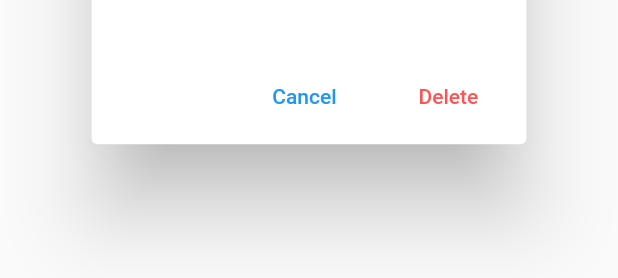
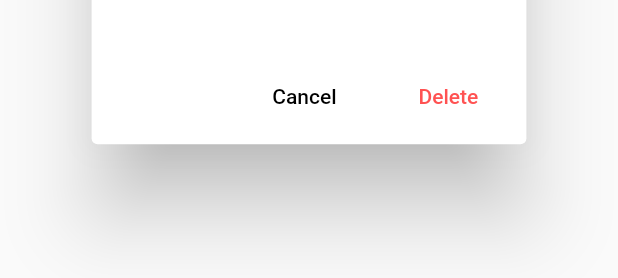
Before and after one commit to Maciejfiedler/Material-Tasks, a Flutter app: the DeleteAll widget shown alone on an empty page, opened directly, on a phone screen of 412 x 824 dp. Shown: the part 632-910 px from the top of the screen. Run offline on Flutter 3.47's test engine with Material 2 defaults, Android fonts, the phone set to English and light mode, and no system bars; our stand-ins replace sqflite; accounts and stored records are empty.

```diff
--- a/lib/pages/dialogs/delete_all_dialogs.dart
+++ b/lib/pages/dialogs/delete_all_dialogs.dart
@@ -2,7 +2,6 @@
 import 'package:Tasks/utils/database/database.dart';
 import 'package:Tasks/utils/model/task.dart';
 import 'package:flutter/material.dart';
-import 'package:shared_preferences/shared_preferences.dart';
 
 // Page
 import 'package:Tasks/pages/home_screen.dart';
@@ -47,12 +46,8 @@ class _DeleteAllState extends State<DeleteAll> {
                     ? Colors.white
                     : Colors.black,
             onChanged: (value) async {
-              // Save in Local Storage
-              SharedPreferences prefs = await SharedPreferences.getInstance();
-
               setState(() {
-                prefs.setBool('deleteOnlyCompleted', value);
-                onlyDeleteCompleted = prefs.getBool('deleteOnlyCompleted');
+                onlyDeleteCompleted = value;
               });
             }),
       ),
@@ -62,7 +57,7 @@ class _DeleteAllState extends State<DeleteAll> {
           child: Text(
             "Cancel",
             style: TextStyle(
-              color: Theme.of(context).textSelectionColor,
+              color: Theme.of(context).cursorColor,
             ),
           ),
           splashColor: Colors.grey.withOpacity(0.5),
@@ -122,17 +117,8 @@ class _DeleteAllState extends State<DeleteAll> {
     getTasks();
   }
 
-  // initialize Shareds Preferences
-  void initializeSharedPreferences() async {
-    SharedPreferences prefs = await SharedPreferences.getInstance();
-
-    onlyDeleteCompleted = await prefs.setBool('deleteOnlyCompleted',
-        onlyDeleteCompleted == null ? true : onlyDeleteCompleted);
-  }
-
   @override
   void initState() {
-    initializeSharedPreferences();
     super.initState();
   }
 }
--- a/pubspec.yaml
+++ b/pubspec.yaml
@@ -25,7 +25,6 @@ dependencies:
     sdk: flutter
   sqflite: ^1.3.0+1
   path_provider: ^1.6.8
-  shared_preferences: ^0.5.7+2
 
 dev_dependencies:
   flutter_test:
@@ -41,8 +40,8 @@ flutter:
   # the material Icons class.
   uses-material-design: true
   # To add assets to your application, add an assets section, like this:
-  # assets:
-  #   - images/a_dot_burr.jpeg
+  assets:
+    - assets/logo.png
   #   - images/a_dot_ham.jpeg
   # An image asset can refer to one or more resolution-specific "variants", see
   # https://flutter.dev/assets-and-images/#resolution-aware.
```
Also changed, not shown: lib/pages/home_screen.dart (+12 -0 lines), lib/pages/settings.dart (added, +40 -0 lines), assets/logo.png (added), pubspec.lock, 1 other file.
